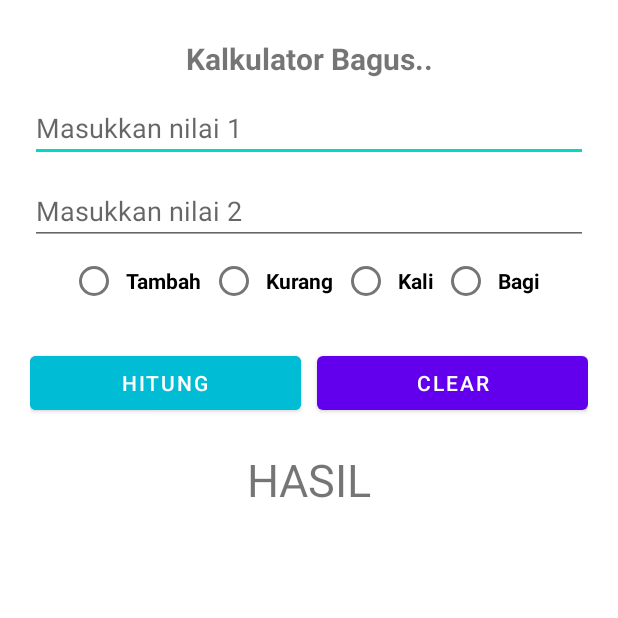
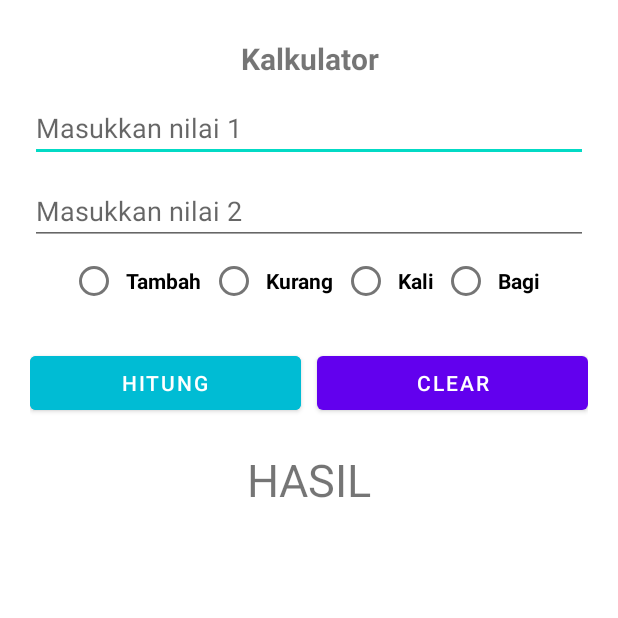
Before and after one commit to SamuelAndrey/PPB-Kalkulator-2, an Android app: the screen it shows after launch (MainActivity), on a phone screen of 412 x 824 dp, the top half of it. Run offline under Robolectric (Android 15) with nearby library versions, the phone set to English and light mode, and no system bars.

Commit message:
Edit Judul

```diff
--- a/app/src/main/res/layout/activity_main.xml
+++ b/app/src/main/res/layout/activity_main.xml
@@ -13,7 +13,7 @@
         android:layout_width="0dp"
         android:layout_height="wrap_content"
         android:layout_marginTop="5dp"
-        android:text="Kalkulator Bagus.."
+        android:text="Kalkulator"
         android:textAlignment="center"
         android:textSize="20sp"
         android:textStyle="bold"
```
